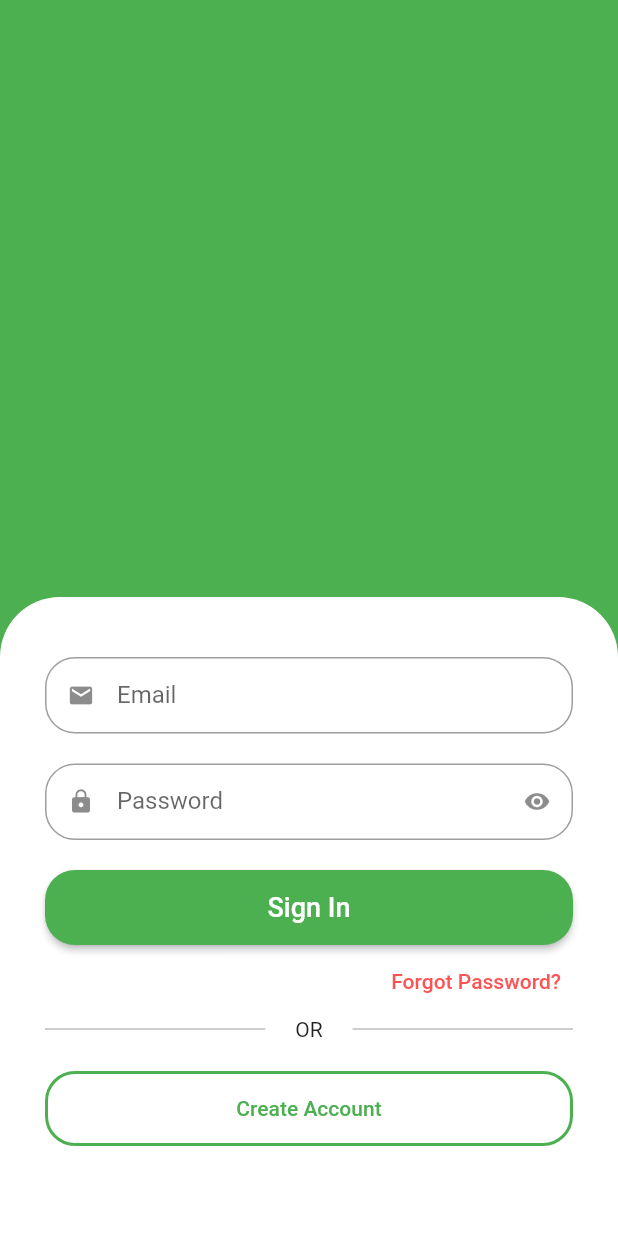
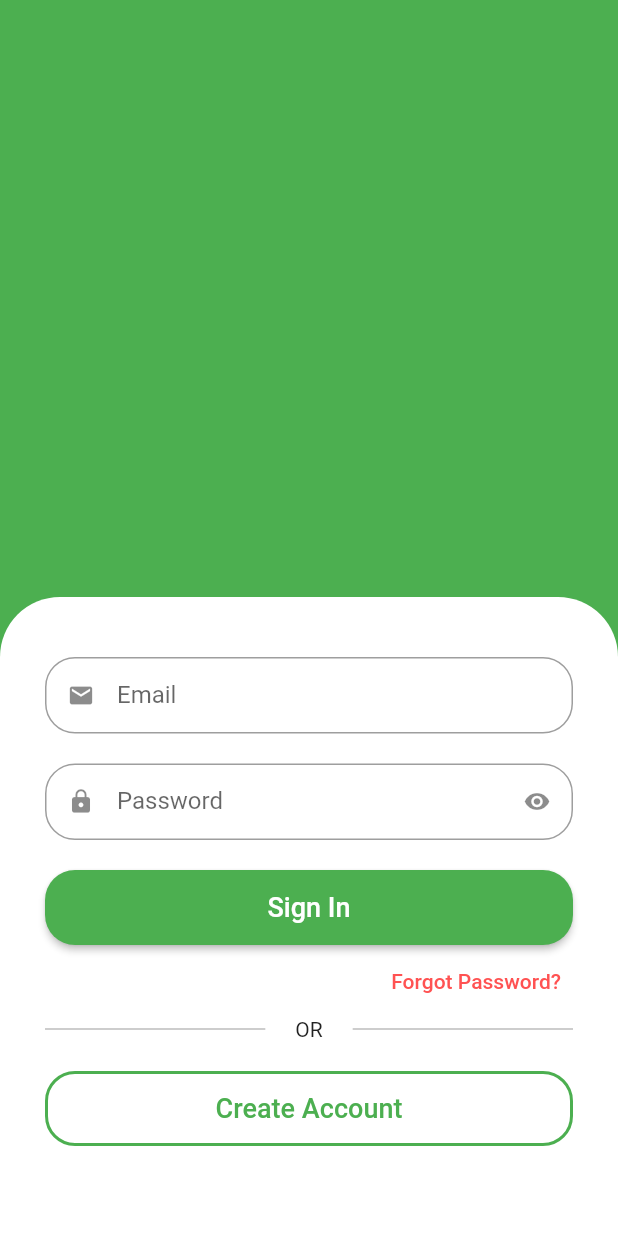
Before and after one commit to jefferson-norberto2/green_gracer_app, a Flutter app: the screen it shows after launch, on a phone screen of 412 x 824 dp. Run offline on Flutter 3.47's test engine with Material 2 defaults, Android fonts, the phone set to English and light mode, and no system bars.

Commit message:
Update sign_in_screen.dart

```diff
--- a/lib/src/auth/sign_in_screen.dart
+++ b/lib/src/auth/sign_in_screen.dart
@@ -96,7 +96,10 @@ class SignInScreen extends StatelessWidget {
                           borderRadius: BorderRadius.circular(20),
                         ),
                       ),
-                      child: const Text('Create Account'),
+                      child: const Text(
+                        'Create Account',
+                        style: TextStyle(fontSize: 18),
+                      ),
                     ),
                   ),
                 )
```
